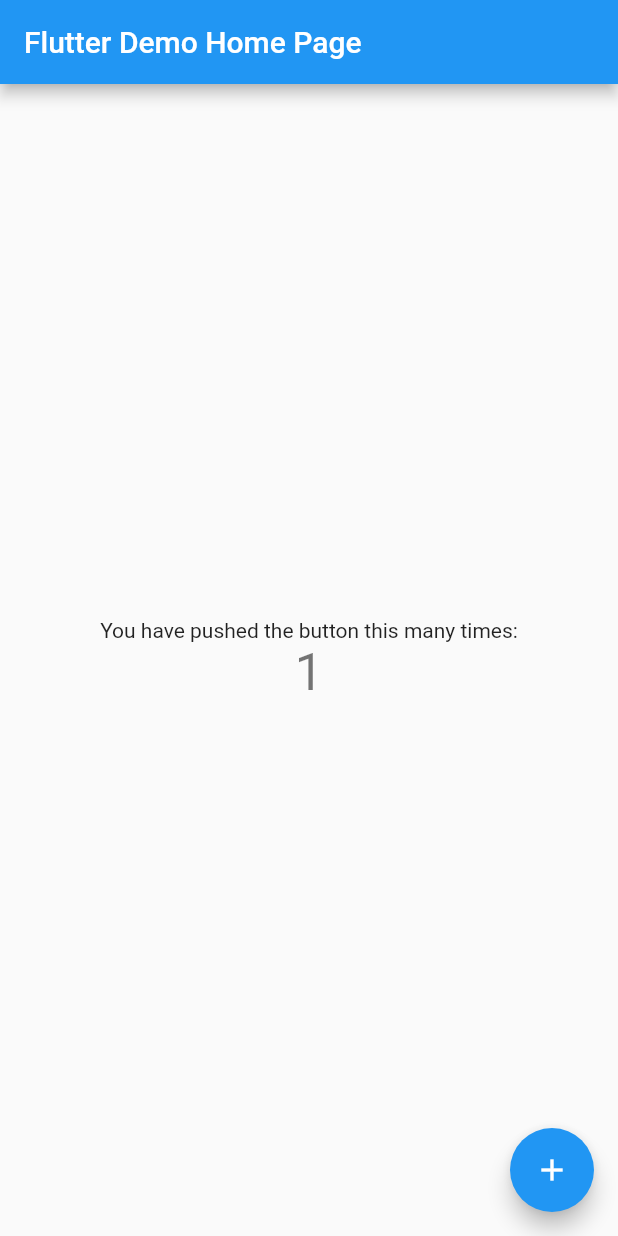
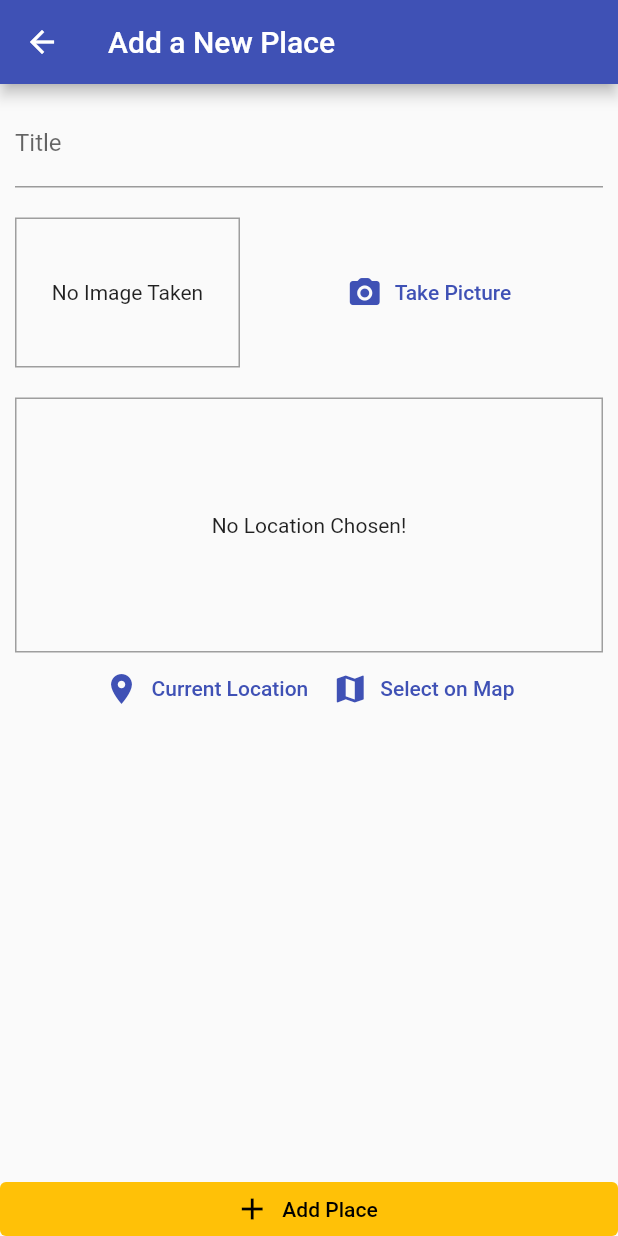
Before and after one commit to musamairshad/Great-Places-App, a Flutter app: the screen it shows after launch, after a tap on the "add" icon, on a phone screen of 412 x 824 dp. Run offline on Flutter 3.47's test engine with Material 2 defaults, Android fonts, the phone set to English and light mode, and no system bars; our stand-ins replace google_maps_flutter, image_picker, location, sqflite; accounts and stored records are empty.

Commit message:
More files and features added.

```diff
--- /dev/null
+++ b/lib/helpers/db_helper.dart
@@ -0,0 +1,43 @@
+// This file which will have all the functionality to interact with a database.
+
+import 'package:sqflite/sqflite.dart' as sql;
+import 'package:path/path.dart' as path;
+import 'package:sqflite/sqlite_api.dart';
+
+class DBHelper {
+  static Future<Database> database() async {
+    final dbPath = await sql
+        .getDatabasesPath(); // This is the path where you store your database.
+    // it yeilds a string which is a path.
+    // dbPath is a folder of the database.
+    return sql.openDatabase(path.join(dbPath, "places.db"),
+        // onCreate function will execute when sqlite tries to open a database and
+        // does'nt find the file so then it will create a new file.
+        // version means open the file with that version.
+        onCreate: (db, version) {
+      return db.execute(
+          // image is of type TEXT because we want to store path in the database.
+          "CREATE TABLE user_places(id TEXT PRIMARY KEY, title TEXT, image TEXT)"); // this query will run against our database.
+      // we should return this so sqflite knows when this is done.
+    }, version: 1); // join is use to create a new
+    // path made up of the db path.
+  }
+
+  // This class simply acts as a group around all these methods.
+  // This is a good approach.
+  static Future<void> insert(String table, Map<String, Object> data) async {
+    // Database operation can take a bit longer so it is assynchronus.
+
+    // ConflictAlgorithm.replace it means if we are trying to add the data
+    // for the id which already exists then we replace the new id with
+    // the old id.
+    final db = await DBHelper.database();
+    db.insert(table, data, conflictAlgorithm: ConflictAlgorithm.replace);
+  }
+
+  static Future<List<Map<String, dynamic>>> getData(String table) async {
+    // the table is the table from which we can fetch the data.
+    final db = await DBHelper.database();
+    return db.query(table);
+  }
+}
--- /dev/null
+++ b/lib/helpers/location_helper.dart
@@ -0,0 +1,10 @@
+import '../api/api_key.dart';
+
+const GOOGLE_API_KEY = API_KEY;
+
+class LocationHelper {
+  static String generateLocationPreviewImage(
+      {required double latitude, required double longitude}) {
+    return "https://maps.googleapis.com/maps/api/staticmap?center=&$latitude, $longitude&zoom=16&size=600x300&maptype=roadmap&markers=color:red%7Clabel:A%7C$latitude,$longitude&key=$GOOGLE_API_KEY";
+  }
+}
--- a/lib/main.dart
+++ b/lib/main.dart
@@ -1,4 +1,10 @@
 import 'package:flutter/material.dart';
+import 'package:provider/provider.dart';
+import './providers/great_places.dart';
+import './screens/places_list_screen.dart';
+import './screens/add_place_screen.dart';
+
+// Google Map Integration part will be added later.
 
 void main() {
   runApp(const MyApp());
@@ -6,110 +12,22 @@ void main() {
 
 class MyApp extends StatelessWidget {
   const MyApp({super.key});
-
-  // This widget is the root of your application.
   @override
   Widget build(BuildContext context) {
-    return MaterialApp(
-      title: 'Flutter Demo',
-      theme: ThemeData(
-        // This is the theme of your application.
-        //
-        // Try running your application with "flutter run". You'll see the
-        // application has a blue toolbar. Then, without quitting the app, try
-        // changing the primarySwatch below to Colors.green and then invoke
-        // "hot reload" (press "r" in the console where you ran "flutter run",
-        // or simply save your changes to "hot reload" in a Flutter IDE).
-        // Notice that the counter didn't reset back to zero; the application
-        // is not restarted.
-        primarySwatch: Colors.blue,
+    return ChangeNotifierProvider.value(
+      value: GreatPlaces(),
+      child: MaterialApp(
+        debugShowCheckedModeBanner: false,
+        title: 'Great Places',
+        theme: ThemeData(
+          colorScheme: ColorScheme.fromSwatch(
+            primarySwatch: Colors.indigo).copyWith(secondary: Colors.amber),
+        ),
+        home: const PlacesListScreen(),
+        routes: {
+          AddPlaceScreen.routeName :(ctx) => const AddPlaceScreen(),
+        },
       ),
-      home: const MyHomePage(title: 'Flutter Demo Home Page'),
     );
   }
 }
-
-class MyHomePage extends StatefulWidget {
-  const MyHomePage({super.key, required this.title});
-
-  // This widget is the home page of your application. It is stateful, meaning
-  // that it has a State object (defined below) that contains fields that affect
-  // how it looks.
-
-  // This class is the configuration for the state. It holds the values (in this
-  // case the title) provided by the parent (in this case the App widget) and
-  // used by the build method of the State. Fields in a Widget subclass are
-  // always marked "final".
-
-  final String title;
-
-  @override
-  State<MyHomePage> createState() => _MyHomePageState();
-}
-
-class _MyHomePageState extends State<MyHomePage> {
-  int _counter = 0;
-
-  void _incrementCounter() {
-    setState(() {
-      // This call to setState tells the Flutter framework that something has
-      // changed in this State, which causes it to rerun the build method below
-      // so that the display can reflect the updated values. If we changed
-      // _counter without calling setState(), then the build method would not be
-      // called again, and so nothing would appear to happen.
-      _counter++;
-    });
-  }
-
-  @override
-  Widget build(BuildContext context) {
-    // This method is rerun every time setState is called, for instance as done
-    // by the _incrementCounter method above.
-    //
-    // The Flutter framework has been optimized to make rerunning build methods
-    // fast, so that you can just rebuild anything that needs updating rather
-    // than having to individually change instances of widgets.
-    return Scaffold(
-      appBar: AppBar(
-        // Here we take the value from the MyHomePage object that was created by
-        // the App.build method, and use it to set our appbar title.
-        title: Text(widget.title),
-      ),
-      body: Center(
-        // Center is a layout widget. It takes a single child and positions it
-        // in the middle of the parent.
-        child: Column(
-          // Column is also a layout widget. It takes a list of children and
-          // arranges them vertically. By default, it sizes itself to fit its
-          // children horizontally, and tries to be as tall as its parent.
-          //
-          // Invoke "debug painting" (press "p" in the console, choose the
-          // "Toggle Debug Paint" action from the Flutter Inspector in Android
-          // Studio, or the "Toggle Debug Paint" command in Visual Studio Code)
-          // to see the wireframe for each widget.
-          //
-          // Column has various properties to control how it sizes itself and
-          // how it positions its children. Here we use mainAxisAlignment to
-          // center the children vertically; the main axis here is the vertical
-          // axis because Columns are vertical (the cross axis would be
-          // horizontal).
-          mainAxisAlignment: MainAxisAlignment.center,
-          children: <Widget>[
-            const Text(
-              'You have pushed the button this many times:',
-            ),
-            Text(
-              '$_counter',
-              style: Theme.of(context).textTheme.headlineMedium,
-            ),
-          ],
-        ),
-      ),
-      floatingActionButton: FloatingActionButton(
-        onPressed: _incrementCounter,
-        tooltip: 'Increment',
-        child: const Icon(Icons.add),
-      ), // This trailing comma makes auto-formatting nicer for build methods.
-    );
-  }
-}
--- /dev/null
+++ b/lib/models/place.dart
@@ -0,0 +1,25 @@
+import 'dart:io';
+
+class PlaceLocation {
+  final double latitude;
+  final double longitude;
+  final String? address;
+
+  const PlaceLocation(
+      {required this.latitude, required this.longitude, this.address});
+}
+
+// We don't want to listen to that model because the data won't really change.
+// locations are like coordinates and a combination of latitude and longitude.
+class Place {
+  final String id; // unique id.
+  final String title;
+  final PlaceLocation? location;
+  final File
+      image; // for on device images we use File data type. each image is a file.
+  Place(
+      {required this.id,
+      required this.title,
+      required this.location,
+      required this.image});
+}
--- /dev/null
+++ b/lib/providers/great_places.dart
@@ -0,0 +1,44 @@
+// We are managing all the great places we collected.
+
+import 'package:flutter/material.dart';
+import '../models/place.dart';
+import '../helpers/db_helper.dart';
+import 'dart:io';
+
+class GreatPlaces with ChangeNotifier {
+  List<Place> _items = [];
+
+  List<Place> get items {
+    return [..._items];
+  }
+
+  void addPlace(String pickedTitle, File pickedImage) {
+    final newPlace = Place(
+      id: DateTime.now().toString(),
+      image: pickedImage,
+      title: pickedTitle,
+      location: null, // location field is nullable.
+    );
+    _items.add(newPlace);
+    notifyListeners();
+    // The keys of Map must matched the fields of the table.
+    DBHelper.insert("user_places", {
+      "id": newPlace.id,
+      "title": newPlace.title,
+      "image": newPlace.image.path, // because we want to store path in the db.
+    });
+  }
+
+  Future<void> fetchAndSetPlaces() async {
+    final dataList = await DBHelper.getData("user_places");
+    _items = dataList
+        .map((item) => Place(
+              id: item["id"],
+              title: item["title"],
+              image: File(item["image"]),
+              location: null,
+            ))
+        .toList();
+    notifyListeners();
+  }
+}
--- /dev/null
+++ b/lib/screens/add_place_screen.dart
@@ -0,0 +1,87 @@
+import 'package:flutter/material.dart';
+import '../widgets/image_input.dart';
+import 'package:provider/provider.dart';
+import '../providers/great_places.dart';
+import '../widgets/location_input.dart';
+import 'dart:io';
+
+class AddPlaceScreen extends StatefulWidget {
+  static const routeName = "/add-place";
+
+  const AddPlaceScreen({super.key});
+  @override
+  State<AddPlaceScreen> createState() => _AddPlaceScreenState();
+}
+
+class _AddPlaceScreenState extends State<AddPlaceScreen> {
+  final _titleController = TextEditingController();
+  File? _pickedImage;
+
+  void _selectImage(File pickedImage) {
+    _pickedImage = pickedImage;
+  }
+
+  void _savePlace() {
+    if (_titleController.text.isEmpty || _pickedImage == null) {
+      // We have a invalid input.
+      return;
+    }
+    Provider.of<GreatPlaces>(context, listen: false)
+        .addPlace(_titleController.text, _pickedImage!);
+
+    Navigator.of(context).pop(); // For popping the AddPlaceScreen().
+  }
+
+  @override
+  Widget build(BuildContext context) {
+    return Scaffold(
+      appBar: AppBar(
+        title: const Text("Add a New Place"),
+      ),
+      body: Column(
+        // mainAxisAlignment: MainAxisAlignment.spaceBetween,
+        crossAxisAlignment: CrossAxisAlignment
+            .stretch, // streches the column items from left to right.
+        children: [
+          Expanded(
+            child: SingleChildScrollView(
+              child: Padding(
+                padding: const EdgeInsets.all(10.0),
+                child: Column(
+                  children: [
+                    TextField(
+                      decoration: const InputDecoration(
+                        labelText: "Title",
+                      ),
+                      controller: _titleController,
+                    ),
+                    const SizedBox(
+                      height: 20.0,
+                    ),
+                    ImageInput(_selectImage),
+                    const SizedBox(
+                      height: 20,
+                    ),
+                    const LocationInput(),
+                  ],
+                ),
+              ),
+            ),
+          ),
+          ElevatedButton.icon(
+            style: ElevatedButton.styleFrom(
+              foregroundColor: Colors.black,
+              backgroundColor: Theme.of(context).colorScheme.secondary,
+              elevation: 0,
+              tapTargetSize:
+                  MaterialTapTargetSize.shrinkWrap, // shrinks the tap target.
+            ),
+            onPressed: _savePlace,
+            label: const Text("Add Place"),
+            icon: const Icon(Icons.add),
+          )
+        ],
+      ),
+    );
+  }
+}
--- /dev/null
+++ b/lib/screens/map_screen.dart
@@ -0,0 +1,40 @@
+import 'package:flutter/material.dart';
+import 'package:google_maps_flutter/google_maps_flutter.dart';
+import '../models/place.dart';
+
+class MapScreen extends StatefulWidget {
+  final PlaceLocation initialLocation;
+  final bool isSelecting; // whether we are selecting a place or showing
+  // an already selected place.
+
+  MapScreen(
+      {this.initialLocation = const PlaceLocation(
+        latitude: 37.422,
+        longitude: -122.084,
+      ),
+      this.isSelecting = false});
+
+  @override
+  State<MapScreen> createState() => _MapScreenState();
+}
+
+class _MapScreenState extends State<MapScreen> {
+  @override
+  Widget build(BuildContext context) {
+    return Scaffold(
+      appBar: AppBar(
+        title: Text("Your Map"),
+      ),
+      // GoogleMap() assumes the height and width of parent widget.
+      body: GoogleMap(
+        // initialCameraPosition => location which is focused when the app
+        // launches.
+        initialCameraPosition: CameraPosition(
+          target: LatLng(widget.initialLocation.latitude,
+              widget.initialLocation.longitude),
+              zoom: 16,
+        ),
+      ),
+    );
+  }
+}
--- /dev/null
+++ b/lib/screens/places_list_screen.dart
@@ -0,0 +1,58 @@
+import 'package:flutter/material.dart';
+import './add_place_screen.dart';
+import 'package:provider/provider.dart';
+import '../providers/great_places.dart';
+
+class PlacesListScreen extends StatelessWidget {
+  const PlacesListScreen({super.key});
+
+  @override
+  Widget build(BuildContext context) {
+    return Scaffold(
+      appBar: AppBar(
+        title: const Text("Your Places"),
+        actions: [
+          IconButton(
+            onPressed: () {
+              Navigator.of(context).pushNamed(AddPlaceScreen.routeName);
+            },
+            icon: const Icon(Icons.add),
+          ),
+        ],
+      ),
+      body: FutureBuilder(
+        // We don't want to re run the entire build method again so that's
+        // why listen: false.
+        future: Provider.of<GreatPlaces>(context, listen: false)
+            .fetchAndSetPlaces(),
+        builder: (ctx, snapshot) =>
+            snapshot.connectionState == ConnectionState.waiting
+                ? const Center(
+                    child: CircularProgressIndicator(),
+                  )
+                : Consumer<GreatPlaces>(
+                    child: const Center(
+                      child: Text("Got no places yet, start adding some!"),
+                    ),
+                    builder: (ctx, greatPlaces, ch) => greatPlaces.items.isEmpty
+                        ? ch!
+                        : ListView.builder(
+                            itemCount: greatPlaces.items.length,
+                            itemBuilder: (ctx, i) => ListTile(
+                              leading: CircleAvatar(
+                                // Image Provider is the flutter way of resolving pixels.
+                                backgroundImage: FileImage(
+                                  greatPlaces.items[i].image,
+                                ),
+                              ),
+                              title: Text(greatPlaces.items[i].title),
+                              onTap: () {
+                                // Go to detail page ...
+                              },
+                            ),
+                          ),
+                  ),
+      ),
+    );
+  }
+}
--- /dev/null
+++ b/lib/widgets/image_input.dart
@@ -0,0 +1,78 @@
+import 'package:flutter/material.dart';
+import 'dart:io';
+import 'package:image_picker/image_picker.dart';
+import 'package:path/path.dart' as path;
+import 'package:path_provider/path_provider.dart' as syspaths;
+
+class ImageInput extends StatefulWidget {
+  final Function onSelectImage;
+
+  const ImageInput(this.onSelectImage, {super.key});
+
+  @override
+  State<ImageInput> createState() => _ImageInputState();
+}
+
+class _ImageInputState extends State<ImageInput> {
+  File? _storedImage;
+
+  Future<void> _takePicture() async {
+    // instead off calling pickImage as a static method call pickImage on
+    // instance.
+    final picker = ImagePicker();
+    // image is stored in imageFile variable.
+    final imageFile = await picker.pickImage(
+      source: ImageSource.camera,
+      maxWidth: 600,
+    ); // obviously user can select the camera
+    // button and click ok so it will take a while to finish.
+    // if (imageFile == null) {
+    //   return; // if we have no image then we can't show it as a preview
+    // so that's why return null.
+    // }
+    setState(() {
+      _storedImage = File((imageFile as XFile).path);
+    });
+    final appDir = await syspaths.getApplicationDocumentsDirectory();
+    final fileName = path.basename(imageFile!.path);
+    final savedImage = await _storedImage?.copy("${appDir.path}/$fileName");
+    widget.onSelectImage(savedImage);
+  }
+
+  @override
+  Widget build(BuildContext context) {
+    return Row(
+      children: [
+        Container(
+          width: 150,
+          height: 100,
+          decoration:
+              BoxDecoration(border: Border.all(width: 1, color: Colors.grey)),
+          alignment: Alignment.center,
+// Image.file() used to create image based on a file on our device.
+          child: _storedImage != null
+              ? Image.file(
+                  _storedImage!,
+                  fit: BoxFit.cover,
+                  width: double.infinity,
+                )
+              : const Text(
+                  "No Image Taken",
+                  textAlign: TextAlign.center,
+                ),
+        ),
+        const SizedBox(
+          width: 10,
+        ),
+        Expanded(
+            child: TextButton.icon(
+          icon: const Icon(Icons.camera_alt_rounded),
+          label: const Text("Take Picture"),
+          // if you use _takePicture() so it automatically gets parsed without
+          // the user action.
+          onPressed: _takePicture,
+        )),
+      ],
+    );
+  }
+}
--- /dev/null
+++ b/lib/widgets/location_input.dart
@@ -0,0 +1,82 @@
+import 'package:flutter/material.dart';
+import 'package:location/location.dart';
+import '../helpers/location_helper.dart';
+import '../screens/map_screen.dart';
+
+class LocationInput extends StatefulWidget {
+  const LocationInput({super.key});
+
+  @override
+  State<LocationInput> createState() => _LocationInputState();
+}
+
+class _LocationInputState extends State<LocationInput> {
+  String?
+      _previewImageUrl; // here we store a link pointing at the preview image
+  // we choosen.
+
+  Future<void> _getCurrentUserLocation() async {
+    final locData = await Location().getLocation();
+    // With latitude and longitude we can describe any location on the world.
+    // By default location in the android emulator is the google headquarter location
+    // in silicon valley.
+    final staticMapImageUrl = LocationHelper.generateLocationPreviewImage(
+        latitude: locData.latitude!, longitude: locData.longitude!);
+    setState(() {
+      _previewImageUrl = staticMapImageUrl;
+    });
+  }
+
+  Future<void> _selectOnMap() async {
+    final selectedLocation = await Navigator.of(context).push(MaterialPageRoute(
+        fullscreenDialog: true,
+        builder: (ctx) => MapScreen(
+              isSelecting: true,
+            )));
+    if (selectedLocation == null) {
+      return;
+    }
+    ///....
+  }
+
+  @override
+  Widget build(BuildContext context) {
+    return Column(
+      children: [
+        Container(
+          decoration: BoxDecoration(
+            border: Border.all(width: 1, color: Colors.grey),
+          ),
+          height: 170,
+          width: double.infinity,
+          alignment: Alignment.center,
+          child: _previewImageUrl == null
+              ? const Text(
+                  "No Location Chosen!",
+                  textAlign: TextAlign.center,
+                )
+              : Image.network(
+                  _previewImageUrl!,
+                  fit: BoxFit.cover,
+                  width: double.infinity,
+                ),
+        ),
+        Row(
+          mainAxisAlignment: MainAxisAlignment.center,
+          children: [
+            TextButton.icon(
+              onPressed: _getCurrentUserLocation,
+              icon: const Icon(Icons.location_on),
+              label: const Text("Current Location"),
+            ),
+            TextButton.icon(
+              onPressed: _selectOnMap,
+              icon: const Icon(Icons.map),
+              label: const Text("Select on Map"),
+            ),
+          ],
+        ),
+      ],
+    );
+  }
+}
```
Also changed, not shown: pubspec.yaml (+7 -0 lines), lib/screens/place_detail_screen.dart (added), pubspec.lock, 1 other file.
